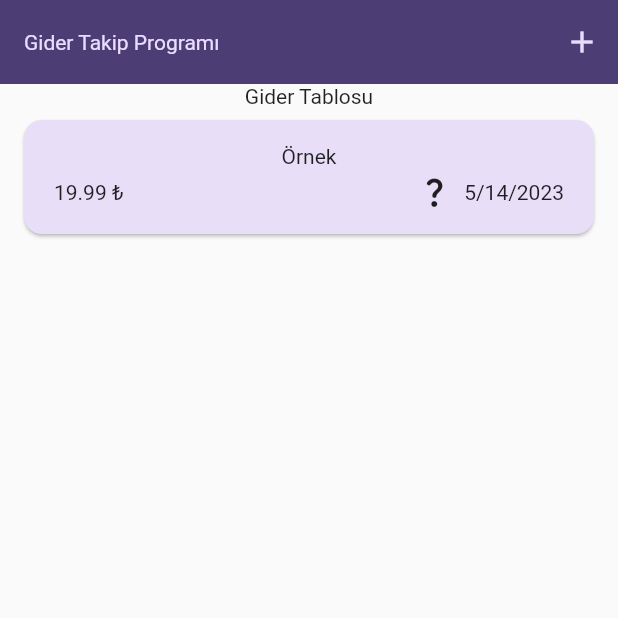
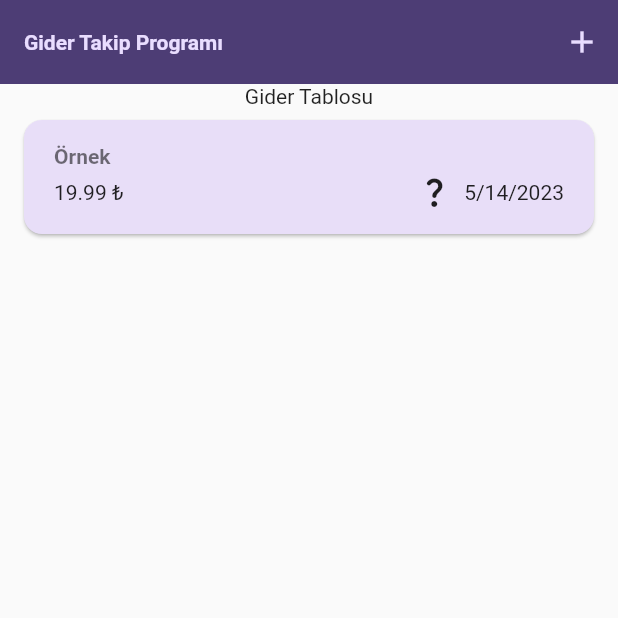
Before and after one commit to ApieceoFsoftWare/expense_tracker, a Flutter app: the screen it shows after launch, on a phone screen of 412 x 824 dp, the top half of it. Run offline on Flutter 3.47's test engine with Material 2 defaults, Android fonts, the phone set to English and light mode, and no system bars.

```diff
--- a/lib/widgets/expenses_list/expense_item.dart
+++ b/lib/widgets/expenses_list/expense_item.dart
@@ -19,9 +19,11 @@ class ExpenseItem extends StatelessWidget {
           vertical: 16,
         ),
         child: Column(
+          crossAxisAlignment: CrossAxisAlignment.start,
           children: [
             Text(
               expense.title,
+              style: Theme.of(context).textTheme.titleLarge,
             ),
             const SizedBox(
               height: 4,
--- a/lib/widgets/expenses_list/expenses_list.dart
+++ b/lib/widgets/expenses_list/expenses_list.dart
@@ -18,6 +18,12 @@ class ExpensesList extends StatelessWidget {
       itemCount: expenses.length,
       itemBuilder: (context, index) => Dismissible(
         key: ValueKey(expenses[index]),
+        background: Container(
+          color: Theme.of(context).colorScheme.error.withOpacity(0.9),
+          margin: EdgeInsets.symmetric(
+            horizontal: Theme.of(context).cardTheme.margin!.horizontal,
+          ),
+        ),
         onDismissed: (direction) {
           onRemoveExpense(expenses[index]);
         },
```
Also changed, not shown: lib/main.dart (+24 -4 lines).
